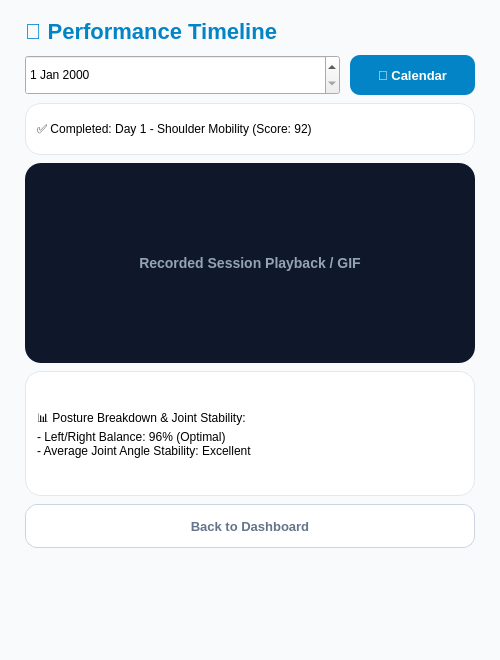
sesac-robotics/aiot_repo_2, file GUI/FitHelper/history_detail.ui: the form before one commit.
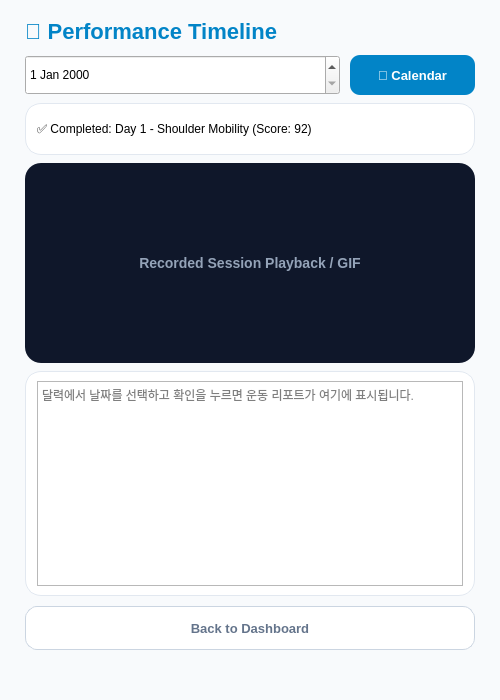
The form after the commit.

Patch:
```diff
--- a/GUI/FitHelper/history_detail.ui
+++ b/GUI/FitHelper/history_detail.ui
@@ -7,7 +7,7 @@
     <x>0</x>
     <y>0</y>
     <width>500</width>
-    <height>660</height>
+      <height>700</height>
    </rect>
   </property>
   <property name="windowTitle">
@@ -107,22 +107,23 @@
       <x>25</x>
       <y>371</y>
       <width>450</width>
-      <height>125</height>
+      <height>225</height>
      </rect>
     </property>
-    <widget class="QLabel" name="analysisContent">
+    <widget class="QPlainTextEdit" name="analysisContent">
      <property name="geometry">
       <rect>
        <x>12</x>
        <y>10</y>
        <width>426</width>
-       <height>105</height>
+       <height>205</height>
       </rect>
      </property>
-     <property name="text">
-      <string>📊 Posture Breakdown &amp; Joint Stability:
-- Left/Right Balance: 96% (Optimal)
-- Average Joint Angle Stability: Excellent</string>
+     <property name="readOnly">
+      <bool>true</bool>
+     </property>
+     <property name="placeholderText">
+      <string>달력에서 날짜를 선택하고 확인을 누르면 운동 리포트가 여기에 표시됩니다.</string>
      </property>
     </widget>
    </widget>
@@ -130,7 +131,7 @@
     <property name="geometry">
      <rect>
       <x>25</x>
-      <y>504</y>
+      <y>606</y>
       <width>450</width>
       <height>44</height>
      </rect>
```
